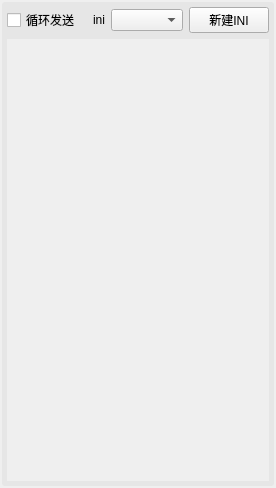
This is multisendform.ui in snqx-lqh/JYSWJ as Qt 5 draws it before an edit. The edited form follows.
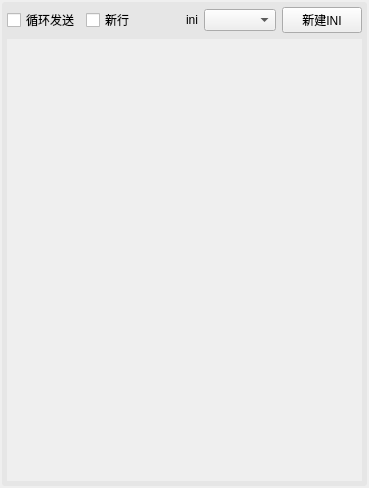
This is the edited form.

Diff of the .ui file:
```diff
--- a/multisendform.ui
+++ b/multisendform.ui
@@ -6,7 +6,7 @@
    <rect>
     <x>0</x>
     <y>0</y>
-    <width>276</width>
+    <width>369</width>
     <height>488</height>
    </rect>
   </property>
@@ -58,6 +58,13 @@
           </property>
          </widget>
         </item>
+        <item>
+         <widget class="QCheckBox" name="checkBox_SendNewLine">
+          <property name="text">
+           <string>新行</string>
+          </property>
+         </widget>
+        </item>
         <item>
          <spacer name="horizontalSpacer">
           <property name="orientation">
@@ -103,7 +110,7 @@
           <rect>
            <x>0</x>
            <y>0</y>
-           <width>262</width>
+           <width>355</width>
            <height>443</height>
           </rect>
          </property>
```
